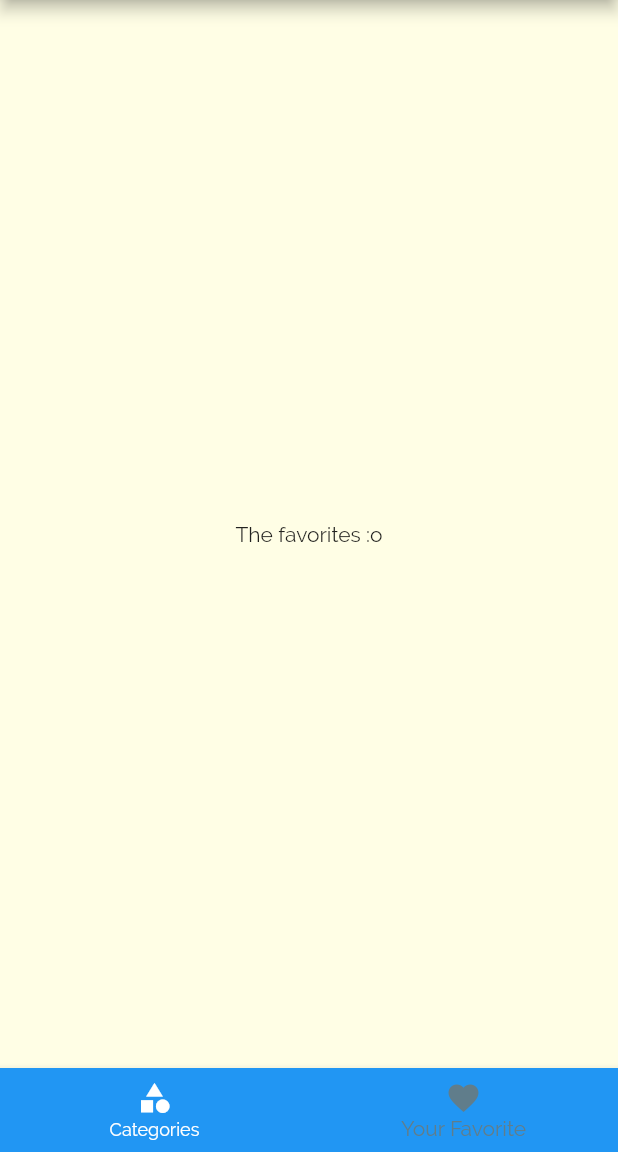
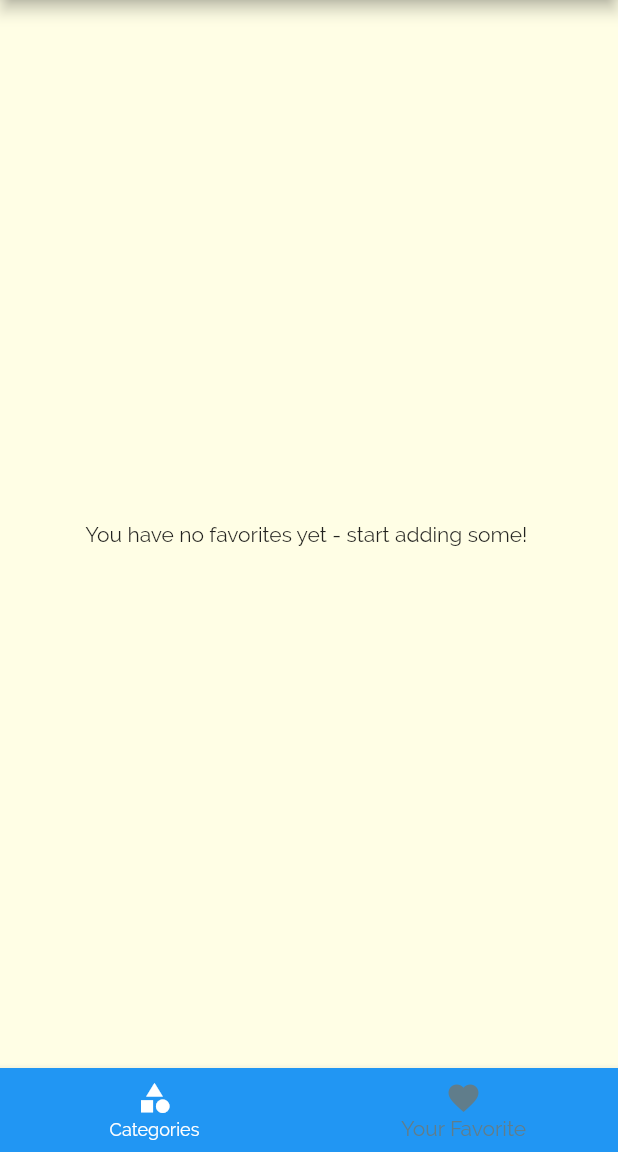
Before and after one commit to nahid-hasan-noyon/Flutter-Dart_Exercise, a Flutter app: the screen it shows after launch, item 2 of the bottom bar chosen, on a phone screen of 412 x 824 dp, the part 84-1236 px from its top. Run offline on Flutter 3.47's test engine with Material 2 defaults, Android fonts, the phone set to English and light mode, and no system bars.

Commit message:
displaying the favorite meals in favorite section.

```diff
--- a/meal_app/lib/screens/favorites_screen.dart
+++ b/meal_app/lib/screens/favorites_screen.dart
@@ -1,14 +1,36 @@
 import 'package:flutter/material.dart';
 import 'package:meal_app/Models/meal.dart';
+import 'package:meal_app/widgets/meal_item.dart';
 
 class FavoritesScreen extends StatelessWidget {
-  List<Meal> favoriteMeals;
-  FavoritesScreen(this.favoriteMeals, {Key? key}) : super(key: key);
+  final List<Meal> favoriteMeals;
+  const FavoritesScreen(this.favoriteMeals, {Key? key}) : super(key: key);
 
   @override
   Widget build(BuildContext context) {
-    return const Center(
-      child: Text('The favorites :o'),
-    );
+    return favoriteMeals.isEmpty
+        ? const Center(
+            child: Text('You have no favorites yet - start adding some! '),
+          )
+        : ListView.builder(
+            itemBuilder: (ctx, index) {
+              return MealItem(
+                id: favoriteMeals[index].id,
+                categories: favoriteMeals[index].categories,
+                duration: favoriteMeals[index].duration,
+                imageUrl: favoriteMeals[index].imageUrl,
+                ingredients: favoriteMeals[index].ingredients,
+                isGlutenFree: favoriteMeals[index].isGlutenFree,
+                isLactoseFree: favoriteMeals[index].isLactoseFree,
+                isVegan: favoriteMeals[index].isVegan,
+                isVegetarian: favoriteMeals[index].isVegetarian,
+                steps: favoriteMeals[index].steps,
+                title: favoriteMeals[index].title,
+                affordability: favoriteMeals[index].affordability,
+                complexity: favoriteMeals[index].complexity,
+              );
+            },
+            itemCount: favoriteMeals.length,
+          );
   }
 }
```
